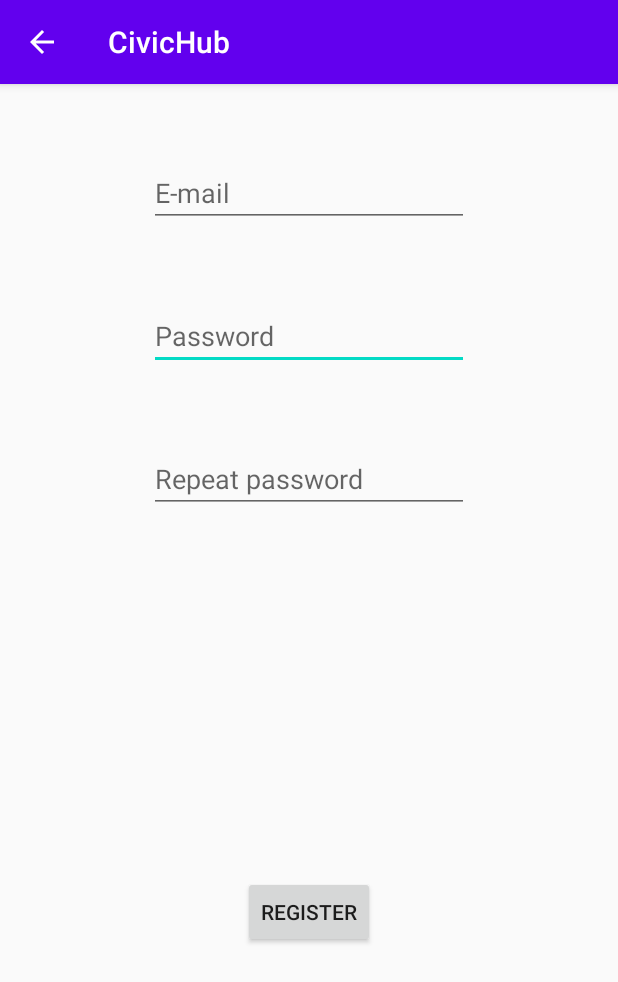
After one commit to EusebiuTimofte/LicentaCivicHub, an Android app: the RegisterActivity screen opened directly, with no data from a screen before it, on a phone screen of 412 x 824 dp. The commit adds this screen. Shown: the top 982 px of the screen. Run offline under Robolectric (Android 15) with nearby library versions, the phone set to English and light mode, and no system bars.

Commit message:
Create register activity

```diff
--- a/app/src/main/AndroidManifest.xml
+++ b/app/src/main/AndroidManifest.xml
@@ -2,17 +2,20 @@
 <manifest xmlns:android="http://schemas.android.com/apk/res/android"
     xmlns:tools="http://schemas.android.com/tools"
     package="com.example.civichub">
+
     <uses-permission android:name="android.permission.INTERNET" />
 
     <application
-        android:usesCleartextTraffic="true"
         android:allowBackup="true"
         android:icon="@mipmap/ic_launcher"
         android:label="@string/app_name"
         android:roundIcon="@mipmap/ic_launcher_round"
         android:supportsRtl="true"
         android:theme="@style/AppTheme"
+        android:usesCleartextTraffic="true"
         tools:targetApi="n">
+        <activity android:name=".RegisterActivity"
+            android:parentActivityName=".ui.login.LoginActivity"/>
         <activity
             android:name=".ui.login.LoginActivity"
             android:label="@string/app_name">
--- /dev/null
+++ b/app/src/main/java/com/example/civichub/RegisterActivity.kt
@@ -0,0 +1,20 @@
+package com.example.civichub
+
+import androidx.appcompat.app.AppCompatActivity
+import android.os.Bundle
+import android.view.MenuItem
+import android.widget.Button
+import android.widget.Toast
+import androidx.core.app.NavUtils
+
+class RegisterActivity : AppCompatActivity() {
+    override fun onCreate(savedInstanceState: Bundle?) {
+        super.onCreate(savedInstanceState)
+        setContentView(R.layout.activity_register)
+
+        val registerButton = findViewById<Button>(R.id.registerButton)
+        registerButton.setOnClickListener {
+            Toast.makeText(this,"asd", Toast.LENGTH_LONG).show()
+        }
+    }
+}
--- /dev/null
+++ b/app/src/main/res/layout/activity_register.xml
@@ -0,0 +1,62 @@
+<?xml version="1.0" encoding="utf-8"?>
+<androidx.constraintlayout.widget.ConstraintLayout xmlns:android="http://schemas.android.com/apk/res/android"
+    xmlns:app="http://schemas.android.com/apk/res-auto"
+    xmlns:tools="http://schemas.android.com/tools"
+    android:layout_width="match_parent"
+    android:layout_height="match_parent"
+    tools:context=".RegisterActivity">
+
+    <EditText
+        android:id="@+id/editTextTextPassword"
+        android:layout_width="wrap_content"
+        android:layout_height="wrap_content"
+        android:layout_marginStart="50dp"
+        android:layout_marginTop="50dp"
+        android:layout_marginEnd="50dp"
+        android:ems="10"
+        android:hint="@string/password_hint"
+        android:inputType="textPassword"
+        app:layout_constraintEnd_toEndOf="parent"
+        app:layout_constraintStart_toStartOf="parent"
+        app:layout_constraintTop_toBottomOf="@+id/editTextTextEmailAddress" />
+
+    <EditText
+        android:id="@+id/editTextTextPassword2"
+        android:layout_width="wrap_content"
+        android:layout_height="wrap_content"
+        android:layout_marginStart="50dp"
+        android:layout_marginTop="50dp"
+        android:layout_marginEnd="50dp"
+        android:ems="10"
+        android:hint="@string/repeat_password_hint"
+        android:inputType="textPassword"
+        app:layout_constraintEnd_toEndOf="parent"
+        app:layout_constraintStart_toStartOf="parent"
+        app:layout_constraintTop_toBottomOf="@+id/editTextTextPassword" />
+
+    <Button
+        android:id="@+id/registerButton"
+        android:layout_width="wrap_content"
+        android:layout_height="wrap_content"
+        android:layout_marginTop="150dp"
+        android:layout_marginBottom="100dp"
+        android:text="@string/register_button"
+        app:layout_constraintBottom_toBottomOf="parent"
+        app:layout_constraintEnd_toEndOf="parent"
+        app:layout_constraintStart_toStartOf="parent"
+        app:layout_constraintTop_toBottomOf="@+id/editTextTextPassword2" />
+
+    <EditText
+        android:id="@+id/editTextTextEmailAddress"
+        android:layout_width="wrap_content"
+        android:layout_height="wrap_content"
+        android:layout_marginStart="48dp"
+        android:layout_marginTop="50dp"
+        android:layout_marginEnd="48dp"
+        android:ems="10"
+        android:hint="@string/email_hint"
+        android:inputType="textEmailAddress"
+        app:layout_constraintEnd_toEndOf="parent"
+        app:layout_constraintStart_toStartOf="parent"
+        app:layout_constraintTop_toTopOf="parent" />
+</androidx.constraintlayout.widget.ConstraintLayout>
--- a/app/src/main/res/values/strings.xml
+++ b/app/src/main/res/values/strings.xml
@@ -3,10 +3,14 @@
     <!-- Strings related to login -->
     <string name="prompt_email">Email</string>
     <string name="prompt_password">Password</string>
-    <string name="action_sign_in">Sign in or register</string>
+    <string name="action_sign_in">Sign in</string>
     <string name="action_sign_in_short">Sign in</string>
     <string name="welcome">"Welcome !"</string>
     <string name="invalid_username">Not a valid username</string>
     <string name="invalid_password">Password must be >5 characters</string>
     <string name="login_failed">"Login failed"</string>
+    <string name="register_button">Register</string>
+    <string name="email_hint">E-mail</string>
+    <string name="password_hint">Password</string>
+    <string name="repeat_password_hint">Repeat password</string>
 </resources>
```
Also changed, not shown: app/src/main/java/com/example/civichub/data/LoginDataSource.kt (+24 -12 lines), app/src/main/java/com/example/civichub/ui/login/LoginActivity.kt (+9 -4 lines), app/src/main/res/layout/activity_login.xml (+14 -3 lines).
